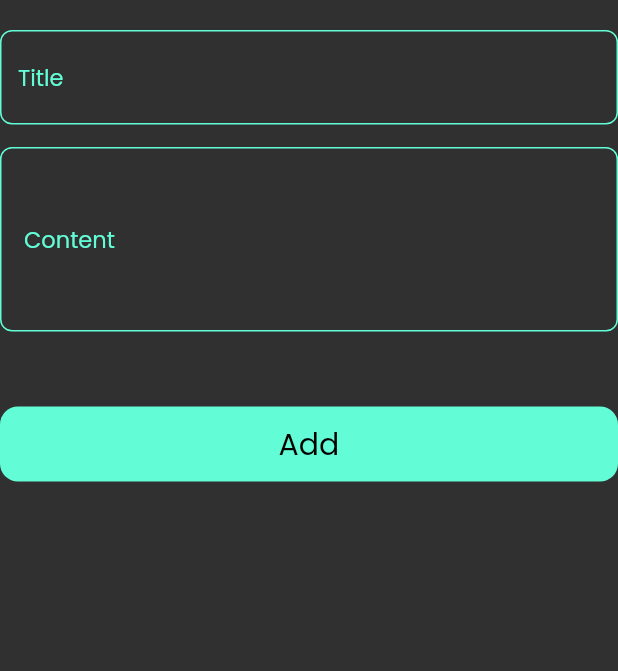
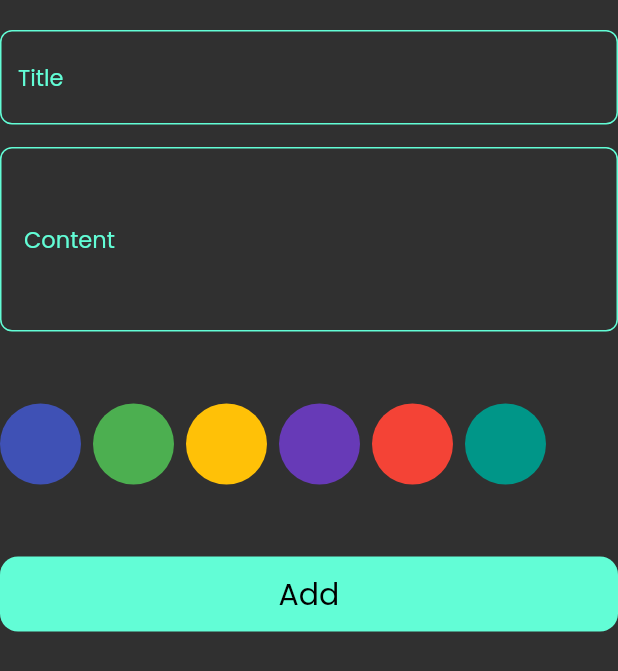
Before and after one commit to AhmedNasser24/Note_App, a Flutter app: the AddFormNote widget shown alone on an empty page, opened directly, on a phone screen of 412 x 824 dp. Shown: the top 671 px of the screen. Run offline on Flutter 3.47's test engine with Material 2 defaults, Android fonts, the phone set to English and light mode, and no system bars; our stand-ins replace bloc, flutter_bloc, gap, hive, hive_flutter, modal_progress_hud_nsn; accounts and stored records are empty.

Commit message:
create list of color and create cubit to indicate a color selected

```diff
--- /dev/null
+++ b/lib/cubits/select_color/select_color_cubit.dart
@@ -0,0 +1,13 @@
+import 'package:bloc/bloc.dart';
+import 'package:meta/meta.dart';
+
+part 'select_color_state.dart';
+
+class SelectColorCubit extends Cubit<SelectColorState> {
+  SelectColorCubit() : super(SelectColorInitial());
+  int colorItemIndex = -1 ;
+  selectColorItem( int index ){
+    colorItemIndex = index ;
+    emit(SelectColorSuccess()) ;
+  }
+}
--- /dev/null
+++ b/lib/cubits/select_color/select_color_state.dart
@@ -0,0 +1,7 @@
+part of 'select_color_cubit.dart';
+
+@immutable
+abstract class SelectColorState {}
+
+class SelectColorInitial extends SelectColorState {}
+class SelectColorSuccess extends SelectColorState {}
--- a/lib/widget/add_form_note.dart
+++ b/lib/widget/add_form_note.dart
@@ -8,6 +8,7 @@ import 'package:note_app/models/note_model.dart';
 
 import 'custom_button.dart';
 import 'custom_text_form_field.dart';
+import 'list_color_item.dart';
 
 class AddFormNote extends StatefulWidget {
   const AddFormNote({
@@ -60,7 +61,7 @@ class _AddFormNoteState extends State<AddFormNote> {
               }
             },
           ),
-          const Gap(50),
+          const ListColorItem(),
           BlocBuilder<AddNoteCubit, AddNoteState>(
             builder: (context, state) {
               return CustomButton(
--- /dev/null
+++ b/lib/widget/color_item.dart
@@ -0,0 +1,32 @@
+import 'package:flutter/material.dart';
+
+class ColorItem extends StatelessWidget {
+  const ColorItem({
+    super.key,
+    required this.color,
+    required this.isActive,
+  });
+  final Color color;
+
+  final bool isActive;
+
+  @override
+  Widget build(BuildContext context) {
+    return Padding(
+      padding: const EdgeInsets.only(right: 8.0),
+      child: isActive
+          ? CircleAvatar(
+              backgroundColor: Colors.white,
+              radius: 38,
+              child: CircleAvatar(
+                radius: 35,
+                backgroundColor: color,
+              ),
+            )
+          : CircleAvatar(
+              radius: 27,
+              backgroundColor: color,
+            ),
+    );
+  }
+}
--- /dev/null
+++ b/lib/widget/list_color_item.dart
@@ -0,0 +1,41 @@
+import 'package:flutter/material.dart';
+import 'package:flutter_bloc/flutter_bloc.dart';
+import 'package:note_app/cubits/select_color/select_color_cubit.dart';
+
+import 'color_item.dart';
+
+class ListColorItem extends StatelessWidget {
+  const ListColorItem({
+    super.key,
+  });
+  final List < Color > colors = const [
+    Colors.indigo,
+    Colors.green,
+    Colors.amber,
+    Colors.deepPurple,
+    Colors.red,
+    Colors.teal,
+  ] ;
+  @override
+  Widget build(BuildContext context) {
+    return BlocProvider(
+      create: (context) => SelectColorCubit(),
+      child: SizedBox(
+        height: 150,
+        child: BlocBuilder<SelectColorCubit, SelectColorState>(
+          builder: (context, state) {
+            int selectColorItemIndex = BlocProvider.of<SelectColorCubit>(context).colorItemIndex ;
+            return ListView.builder(
+              itemCount: colors.length,
+              scrollDirection: Axis.horizontal,
+              itemBuilder: (context, index) =>
+                GestureDetector(
+                  onTap: () => BlocProvider.of<SelectColorCubit>(context).selectColorItem(index),
+                  child: ColorItem(color: colors[index] , isActive : index == selectColorItemIndex  )),
+            );
+          },
+        ),
+      ),
+    );
+  }
+}
```
